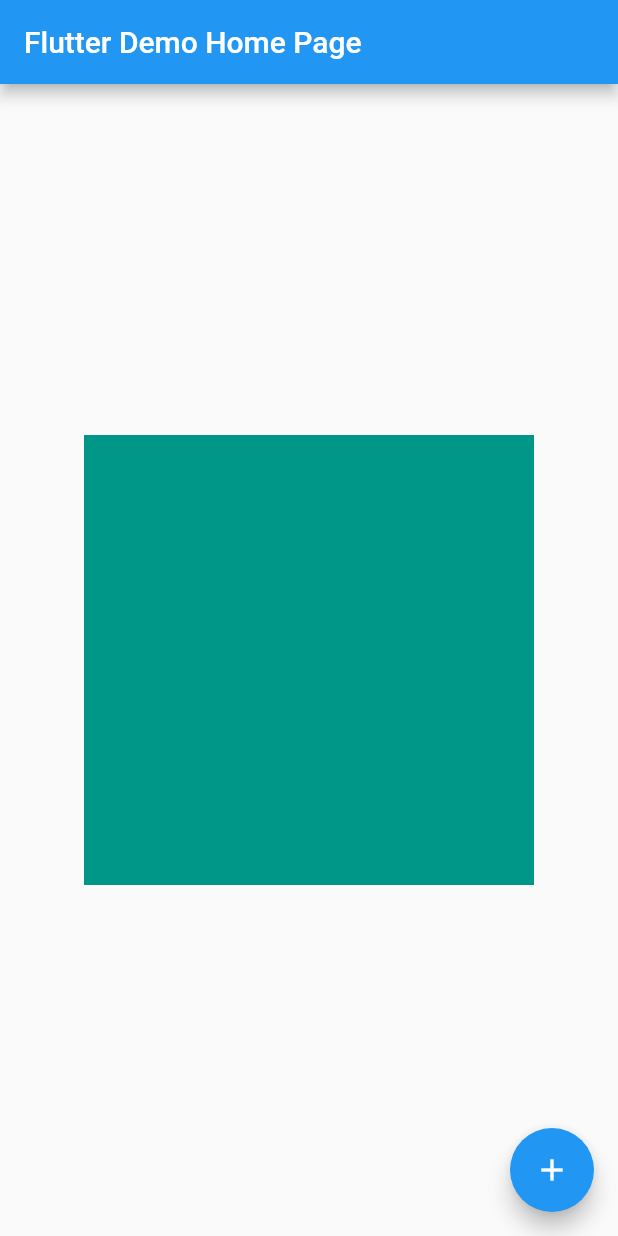
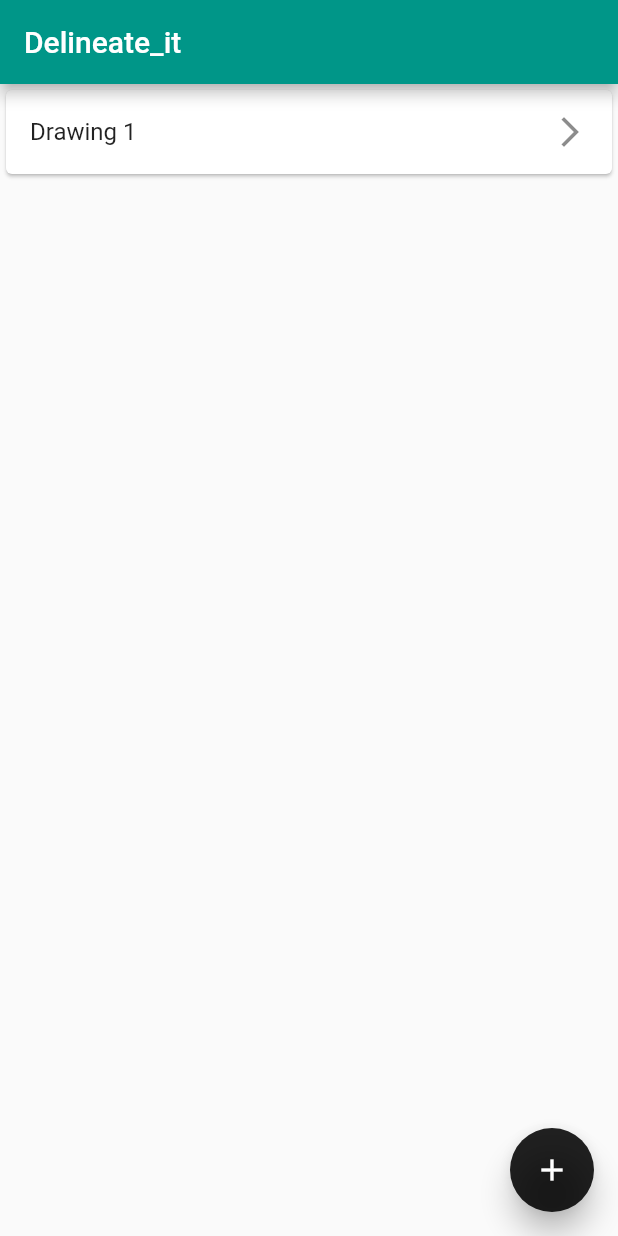
Before and after one commit to RajatGupta02/FlutterDrawingApp, a Flutter app: the screen it shows after launch, on a phone screen of 412 x 824 dp. Run offline on Flutter 3.47's test engine with Material 2 defaults, Android fonts, the phone set to English and light mode, and no system bars; our stand-ins replace firebase_storage, flutter_colorpicker, gradient_app_bar, image_gallery_saver, permission_handler; accounts and stored records are empty.

```diff
--- a/lib/main.dart
+++ b/lib/main.dart
@@ -1,32 +1,37 @@
+import 'package:flutter/cupertino.dart';
 import 'package:flutter/material.dart';
+import 'DrawingScreen.dart';
+
+import 'package:flutter/rendering.dart';
+import 'package:flutter/services.dart';
+import 'package:image_gallery_saver/image_gallery_saver.dart';
+import 'package:permission_handler/permission_handler.dart';
+
 
 void main() {
   runApp(MyApp());
+
 }
+
+
+
 
 class MyApp extends StatelessWidget {
   // This widget is the root of your application.
+
   @override
   Widget build(BuildContext context) {
     return MaterialApp(
       title: 'Flutter Demo',
       theme: ThemeData(
-        // This is the theme of your application.
-        //
-        // Try running your application with "flutter run". You'll see the
-        // application has a blue toolbar. Then, without quitting the app, try
-        // changing the primarySwatch below to Colors.green and then invoke
-        // "hot reload" (press "r" in the console where you ran "flutter run",
-        // or simply save your changes to "hot reload" in a Flutter IDE).
-        // Notice that the counter didn't reset back to zero; the application
-        // is not restarted.
-        primarySwatch: Colors.blue,
+
+        primarySwatch: Colors.teal,
         // This makes the visual density adapt to the platform that you run
         // the app on. For desktop platforms, the controls will be smaller and
         // closer together (more dense) than on mobile platforms.
         visualDensity: VisualDensity.adaptivePlatformDensity,
       ),
-      home: MyHomePage(title: 'Flutter Demo Home Page'),
+      home: MyHomePage(title: 'Delineate_it'),
     );
   }
 }
@@ -50,64 +55,75 @@ class MyHomePage extends StatefulWidget {
 }
 
 class _MyHomePageState extends State<MyHomePage> {
-  int _counter = 0;
+  int _counter = 1;
 
+  final items = List<String>.generate(1, (_counter) => "Drawing $_counter");
   void _incrementCounter() {
     setState(() {
-      // This call to setState tells the Flutter framework that something has
-      // changed in this State, which causes it to rerun the build method below
-      // so that the display can reflect the updated values. If we changed
-      // _counter without calling setState(), then the build method would not be
-      // called again, and so nothing would appear to happen.
+      items.add('Drawing $_counter');
       _counter++;
-    });
+    }
+    );
   }
 
   @override
   Widget build(BuildContext context) {
-    // This method is rerun every time setState is called, for instance as done
-    // by the _incrementCounter method above.
-    //
-    // The Flutter framework has been optimized to make rerunning build methods
-    // fast, so that you can just rebuild anything that needs updating rather
-    // than having to individually change instances of widgets.
+
     return Scaffold(
       appBar: AppBar(
-        // Here we take the value from the MyHomePage object that was created by
-        // the App.build method, and use it to set our appbar title.
         title: Text(widget.title),
       ),
-      body: GestureDetector(
-        onPanStart:(details){
+      body: _buildListView(context),
 
-        } ,
-        child: Center(
-            child:CustomPaint(
-              painter: DrawingAppPainter(),
-                child: Container (
-                  height: 300,
-                  width: 300,
-                  color: Colors.teal,
-                )
-            )
-        ),
-      ),
       floatingActionButton: FloatingActionButton(
         onPressed: _incrementCounter,
-        tooltip: 'Increment',
+        tooltip: 'Add A New Drawing',
         child: Icon(Icons.add),
+        backgroundColor: Colors.black87,
+        elevation: 8.0,
       ), // This trailing comma makes auto-formatting nicer for build methods.
     );
   }
-}
 
-class DrawingAppPainter extends CustomPainter{
-  @override
-  void paint(Canvas canvas, Size size) {
-    // TODO: implement paint
+  ListView _buildListView(BuildContext context){
+
+    return ListView.builder(
+      itemCount: items.length,
+      itemBuilder: (context,index){
+        return Dismissible(
+            background: Container(color: Colors.red[800],child: Icon(Icons.delete, color: Colors.white,)),
+            secondaryBackground: Container(color: Colors.red[800], child: Icon(Icons.delete, color: Colors.white,)),
+            resizeDuration: Duration(seconds: 1),
+            onDismissed: (direction){
+
+            setState(() {
+              items.removeAt(index);
+
+            });
+          },
+          key: ValueKey(items.elementAt(index)),
+            child: Card(
+             child:ListTile(
+              title:Text('Drawing ${index+1}'),
+              trailing: Icon(Icons.arrow_forward_ios),
+              onTap: (){
+
+              Navigator.push(
+               context,
+               MaterialPageRoute(
+               builder: (context) => DrawingArea(index),
+               ),
+             );
+            },
+
+
+         ),
+        ));
+       }
+    );
   }
 
-  @override
-  bool shouldRepaint(covariant CustomPainter oldDelegate) => true;
+  //
+
 
 }
```
Also changed, not shown: lib/DrawingScreen.dart (added, +293 -0 lines), pubspec.yaml (+7 -0 lines), pubspec.lock, 4 other files.
